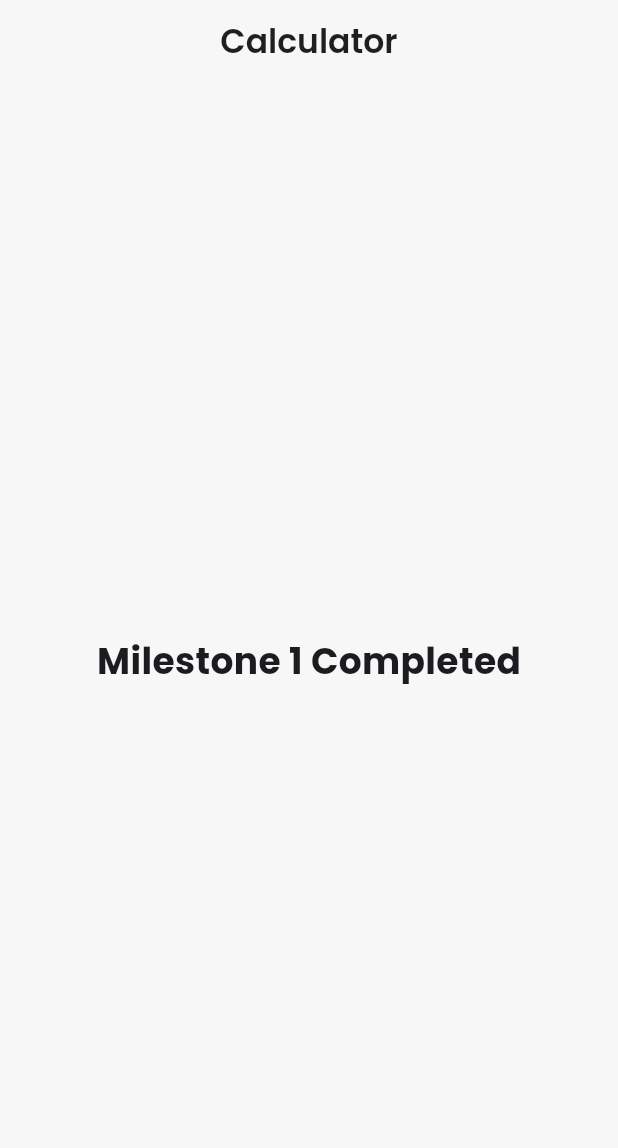
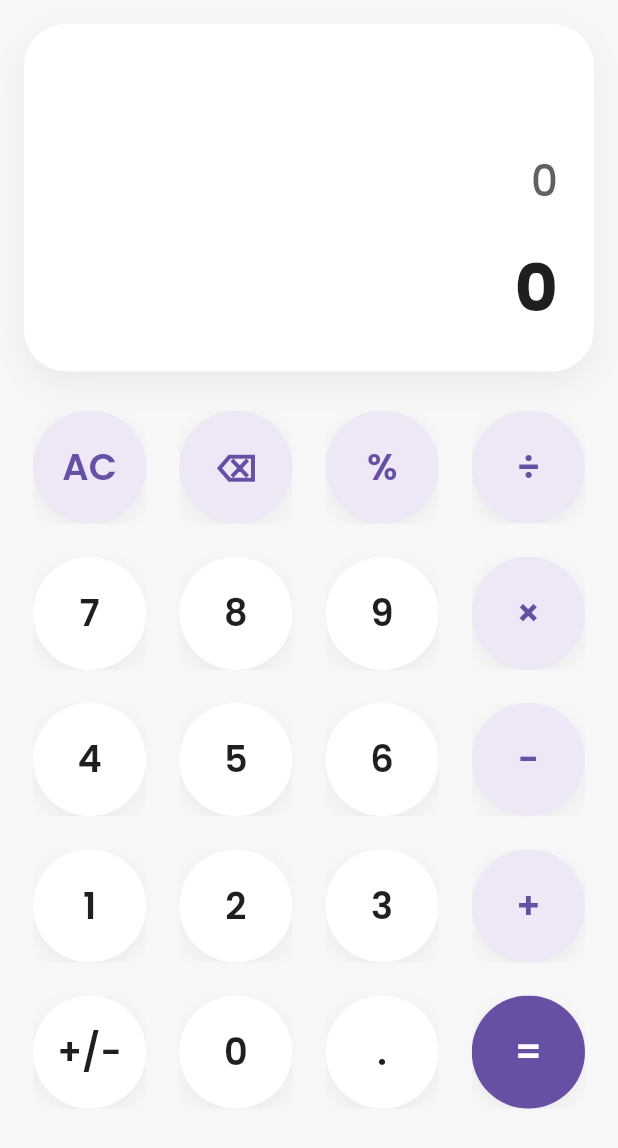
Before and after one commit to 111655/My-Calculator, a Flutter app: the screen it shows after launch, on a phone screen of 412 x 824 dp. Shown: the top 1148 px of the screen. Run offline on Flutter 3.47's test engine with Material 3 defaults, Android fonts, the light colour scheme and no system bars; our stand-ins replace get, google_fonts, math_expressions.

Commit message:
update all functions

```diff
--- a/lib/app/constants/button_data.dart
+++ b/lib/app/constants/button_data.dart
@@ -3,7 +3,7 @@ import '../../modules/calculator/model/button_model.dart';
 const buttons = [
 
   ButtonModel(text: "AC", isOperator: true),
-  ButtonModel(text: "()", isOperator: true),
+  ButtonModel(text: "⌫", isOperator: true),
   ButtonModel(text: "%", isOperator: true),
   ButtonModel(text: "÷", isOperator: true),
 
--- a/lib/modules/calculator/view/calculator_page.dart
+++ b/lib/modules/calculator/view/calculator_page.dart
@@ -1,30 +1,73 @@
 import 'package:flutter/material.dart';
 import 'package:get/get.dart';
 
+import '../../../app/constants/button_data.dart';
 import '../controller/calculator_controller.dart';
+import '../widgets/calculator_button.dart';
+import '../widgets/calculator_display.dart';
 
 class CalculatorPage extends GetView<CalculatorController> {
   const CalculatorPage({super.key});
 
   @override
   Widget build(BuildContext context) {
+    return Scaffold(
+      body: SafeArea(
+        child: LayoutBuilder(
+          builder: (context, constraints) {
+            final isTablet = constraints.maxWidth >= 600;
 
-    return Scaffold(
+            return Padding(
+              padding: EdgeInsets.all(isTablet ? 24 : 16),
+              child: Column(
+                children: [
+                  /// Display Area
+                  Expanded(
+                    flex: 3,
+                    child: Obx(
+                          () => CalculatorDisplay(
+                        expression: controller.expression.value,
+                        result: controller.result.value,
+                      ),
+                    ),
+                  ),
 
-      appBar: AppBar(
-        title: const Text("Calculator"),
-      ),
+                  const SizedBox(height: 20),
 
-      body: const Center(
-        child: Text(
-          "Milestone 1 Completed",
-          style: TextStyle(
-            fontSize: 24,
-            fontWeight: FontWeight.bold,
-          ),
+                  /// Button Grid
+                  Expanded(
+                    flex: 7,
+                    child: GridView.builder(
+                      physics: const NeverScrollableScrollPhysics(),
+                      itemCount: buttons.length,
+                      gridDelegate: SliverGridDelegateWithFixedCrossAxisCount(
+                        crossAxisCount: 4,
+                        crossAxisSpacing: isTablet ? 16 : 10,
+                        mainAxisSpacing: isTablet ? 16 : 10,
+                        childAspectRatio: 1,
+                      ),
+                      itemBuilder: (context, index) {
+                        final button = buttons[index];
+
+                        return CalculatorButton(
+                          text: button.text,
+                          isOperator:
+                          button.isOperator && button.text != "=",
+                          isEqual: button.text == "=",
+                          onTap: () {
+                            // Calculator logic will be added
+                            controller.onButtonPressed(button.text);
+                          },
+                        );
+                      },
+                    ),
+                  ),
+                ],
+              ),
+            );
+          },
         ),
       ),
-
     );
   }
 }
--- /dev/null
+++ b/lib/modules/calculator/widgets/calculator_button.dart
@@ -0,0 +1,81 @@
+import 'package:flutter/material.dart';
+
+import '../../../app/constants/app_colors.dart';
+
+class CalculatorButton extends StatelessWidget {
+  final String text;
+  final VoidCallback onTap;
+
+  final bool isOperator;
+  final bool isEqual;
+
+  const CalculatorButton({
+    super.key,
+    required this.text,
+    required this.onTap,
+    this.isOperator = false,
+    this.isEqual = false,
+  });
+
+  @override
+  Widget build(BuildContext context) {
+    return LayoutBuilder(
+      builder: (context, constraints) {
+        final buttonSize = constraints.maxWidth;
+
+        Color backgroundColor = Colors.white;
+        Color textColor = AppColors.textDark;
+
+        if (isOperator) {
+          backgroundColor = Colors.deepPurple.shade50;
+          textColor = AppColors.primary;
+        }
+
+        if (isEqual) {
+          backgroundColor = AppColors.primary;
+          textColor = Colors.white;
+        }
+
+        return Padding(
+          padding: const EdgeInsets.all(6),
+          child: Material(
+            color: Colors.transparent,
+            child: InkWell(
+              borderRadius: BorderRadius.circular(buttonSize / 2),
+              onTap: onTap,
+              child: Ink(
+                decoration: BoxDecoration(
+                  color: backgroundColor,
+                  shape: BoxShape.circle,
+                  boxShadow: [
+                    BoxShadow(
+                      color: Colors.black.withOpacity(.05),
+                      blurRadius: 10,
+                      offset: const Offset(0, 4),
+                    ),
+                  ],
+                ),
+                child: SizedBox(
+                  width: buttonSize,
+                  height: buttonSize,
+                  child: Center(
+                    child: FittedBox(
+                      child: Text(
+                        text,
+                        style: TextStyle(
+                          fontSize: buttonSize * .28,
+                          fontWeight: FontWeight.w600,
+                          color: textColor,
+                        ),
+                      ),
+                    ),
+                  ),
+                ),
+              ),
+            ),
+          ),
+        );
+      },
+    );
+  }
+}
--- /dev/null
+++ b/lib/modules/calculator/widgets/calculator_display.dart
@@ -0,0 +1,75 @@
+import 'package:flutter/material.dart';
+
+import '../../../app/constants/app_colors.dart';
+
+class CalculatorDisplay extends StatelessWidget {
+  final String expression;
+  final String result;
+
+  const CalculatorDisplay({
+    super.key,
+    required this.expression,
+    required this.result,
+  });
+
+  @override
+  Widget build(BuildContext context) {
+    final width = MediaQuery.of(context).size.width;
+
+    final expressionFont = width > 600 ? 36.0 : 28.0;
+    final resultFont = width > 600 ? 58.0 : 44.0;
+
+    return Container(
+      width: double.infinity,
+      padding: const EdgeInsets.symmetric(
+        horizontal: 24,
+        vertical: 24,
+      ),
+      decoration: BoxDecoration(
+        color: Colors.white,
+        borderRadius: BorderRadius.circular(28),
+        boxShadow: [
+          BoxShadow(
+            color: Colors.black.withOpacity(.05),
+            blurRadius: 18,
+            offset: const Offset(0, 8),
+          ),
+        ],
+      ),
+      child: SafeArea(
+        bottom: false,
+        child: Column(
+          mainAxisAlignment: MainAxisAlignment.end,
+          crossAxisAlignment: CrossAxisAlignment.end,
+          children: [
+            SingleChildScrollView(
+              scrollDirection: Axis.horizontal,
+              reverse: true,
+              child: Text(
+                expression.isEmpty ? "0" : expression,
+                style: TextStyle(
+                  fontSize: expressionFont,
+                  color: Colors.grey.shade700,
+                  fontWeight: FontWeight.w500,
+                ),
+              ),
+            ),
+            const SizedBox(height: 20),
+            SingleChildScrollView(
+              scrollDirection: Axis.horizontal,
+              reverse: true,
+              child: Text(
+                result,
+                style: TextStyle(
+                  fontSize: resultFont,
+                  fontWeight: FontWeight.bold,
+                  color: AppColors.textDark,
+                ),
+              ),
+            ),
+          ],
+        ),
+      ),
+    );
+  }
+}
```
Also changed, not shown: lib/data/services/calculator_service.dart (added, +31 -0 lines), lib/modules/calculator/controller/calculator_controller.dart (+149 -2 lines).
